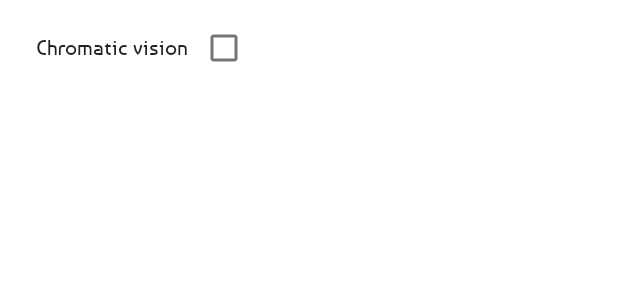
After one commit to GateKeeperUA/FinalApp, an Android app: the layout menu_item_daltonism.xml on its own in the app's theme, with its tools: preview values and no code run, on a phone screen of 412 x 824 dp. The commit adds this screen. Shown: the top 300 px of the screen. Run offline under Robolectric (Android 15) with nearby library versions, the phone set to English and light mode, and no system bars.

Commit message:
Mini ajustes

```diff
--- a/app/build.gradle.kts
+++ b/app/build.gradle.kts
@@ -40,6 +40,7 @@ dependencies {
     implementation ("org.eclipse.paho:org.eclipse.paho.android.service:1.0.2")
     implementation("androidx.biometric:biometric:1.1.0")
     implementation("com.github.MikeOrtiz:TouchImageView:1.4.1")
+    implementation ("androidx.preference:preference:1.1.1")
     testImplementation("junit:junit:4.13.2")
     androidTestImplementation("androidx.test.ext:junit:1.1.5")
     androidTestImplementation("androidx.test.espresso:espresso-core:3.5.1")
--- /dev/null
+++ b/app/src/main/res/layout/menu_item_daltonism.xml
@@ -0,0 +1,31 @@
+<LinearLayout xmlns:android="http://schemas.android.com/apk/res/android"
+    android:layout_width="match_parent"
+    android:layout_height="wrap_content"
+    android:orientation="horizontal"
+    android:paddingStart="16dp"
+    android:paddingEnd="16dp"
+    android:paddingTop="8dp"
+    android:paddingBottom="8dp">
+
+
+    <TextView
+        android:id="@+id/textView"
+        android:layout_width="wrap_content"
+        android:layout_height="wrap_content"
+        android:layout_gravity="center_vertical"
+        android:gravity="center_vertical"
+        android:textColor="?android:textColorPrimary"
+        android:textAppearance="?android:textAppearanceListItemSmall"
+        android:textSize="14sp"
+        android:layout_marginStart="8dp"
+        android:text="Chromatic vision"/>
+
+    <CheckBox
+        android:id="@+id/checkBox"
+        android:layout_width="wrap_content"
+        android:layout_height="wrap_content"
+        android:layout_gravity="center_vertical"
+        android:gravity="center_vertical"
+        android:focusable="false"
+        android:focusableInTouchMode="false"/>
+</LinearLayout>
```
Also changed, not shown: app/src/main/java/com/example/app/MainActivity.java (+40 -17 lines), app/src/main/java/com/example/app/floor2.java (+55 -49 lines), app/src/main/res/xml/preferences.xml (added, +7 -0 lines).
